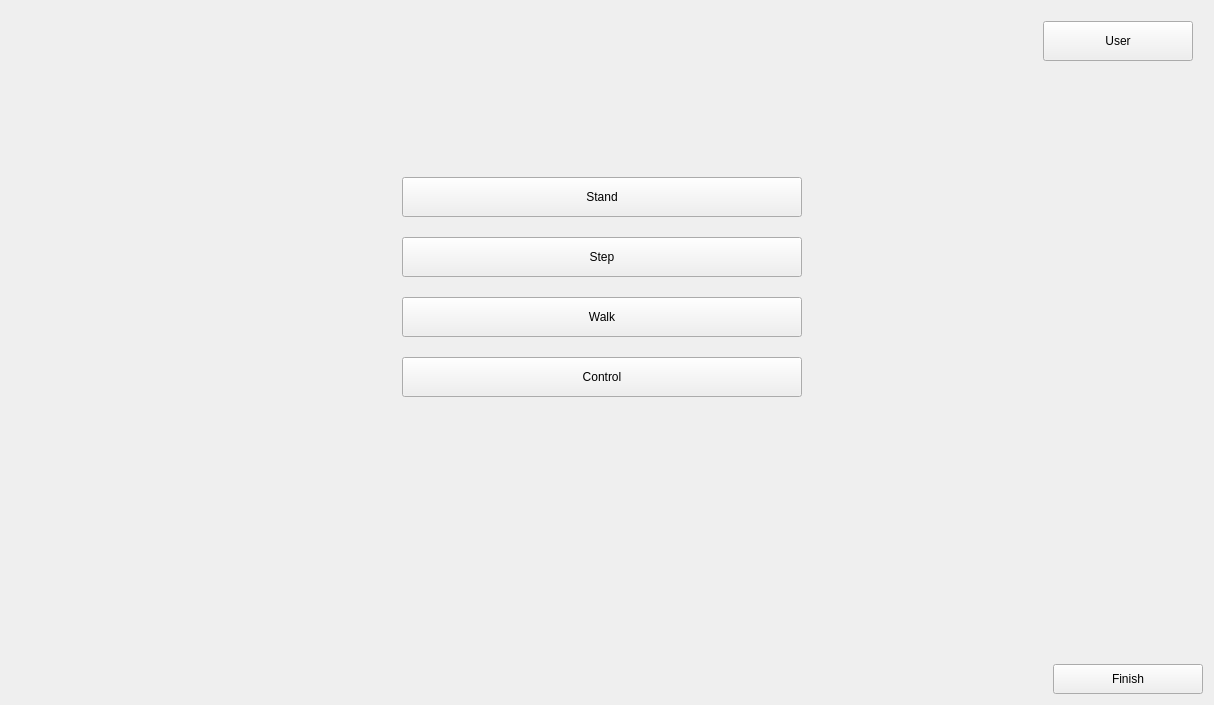
Old version of the form src/gui_pkg/include/gui_pkg/training_form.ui in the repository cristianbass01/GUI_robotic_exoskeleton.
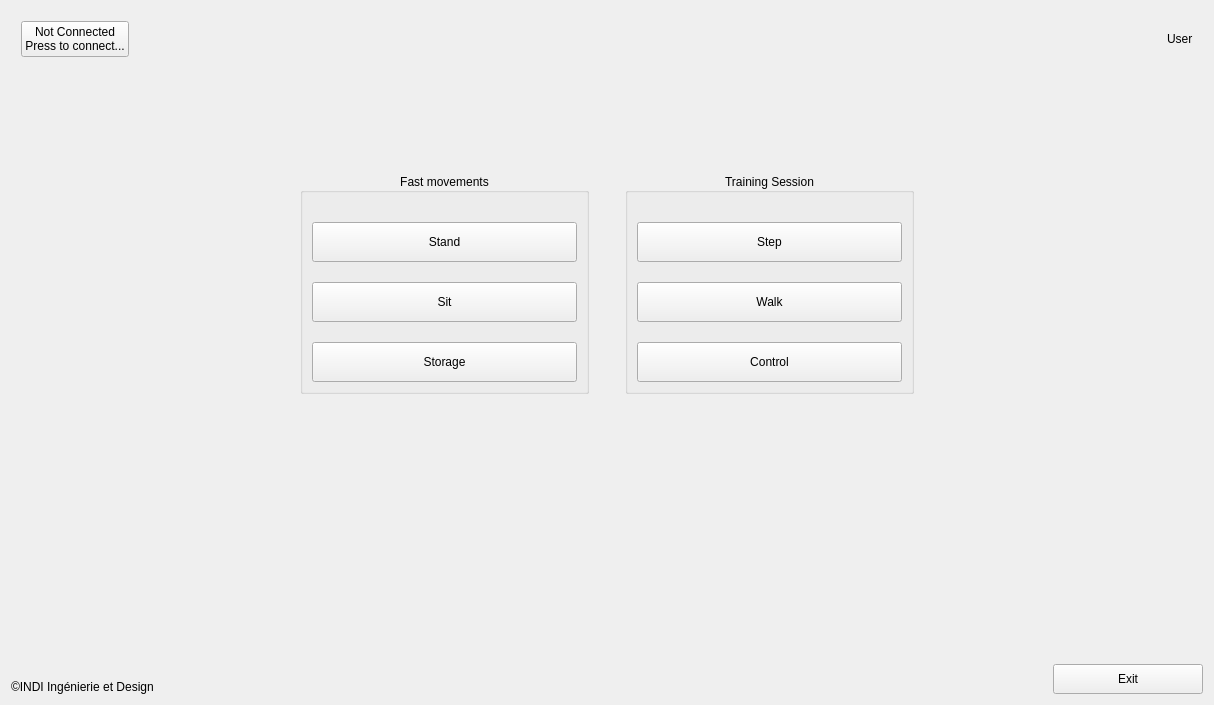
New version of the form. Icons and pictures are not drawn.

```diff
--- a/src/gui_pkg/include/gui_pkg/training_form.ui
+++ b/src/gui_pkg/include/gui_pkg/training_form.ui
@@ -30,6 +30,14 @@
        <property name="bottomMargin">
         <number>10</number>
        </property>
+       <item>
+        <widget class="QPushButton" name="connectButton">
+         <property name="text">
+          <string>Not Connected
+Press to connect...</string>
+         </property>
+        </widget>
+       </item>
        <item>
         <spacer name="horizontalSpacer">
          <property name="orientation">
@@ -44,46 +52,10 @@
         </spacer>
        </item>
        <item>
-        <widget class="QPushButton" name="userButton">
-         <property name="sizePolicy">
-          <sizepolicy hsizetype="Fixed" vsizetype="Minimum">
-           <horstretch>0</horstretch>
-           <verstretch>0</verstretch>
-          </sizepolicy>
-         </property>
-         <property name="minimumSize">
-          <size>
-           <width>150</width>
-           <height>40</height>
-          </size>
-         </property>
-         <property name="maximumSize">
-          <size>
-           <width>300</width>
-           <height>50</height>
-          </size>
-         </property>
-         <property name="sizeIncrement">
-          <size>
-           <width>0</width>
-           <height>0</height>
-          </size>
-         </property>
-         <property name="baseSize">
-          <size>
-           <width>0</width>
-           <height>0</height>
-          </size>
-         </property>
+        <widget class="QLabel" name="label">
          <property name="text">
           <string>User</string>
          </property>
-         <property name="iconSize">
-          <size>
-           <width>16</width>
-           <height>16</height>
-          </size>
-         </property>
         </widget>
        </item>
       </layout>
@@ -110,7 +82,7 @@
         <enum>QFrame::NoFrame</enum>
        </property>
        <property name="text">
-        <string>&lt;html&gt;&lt;head/&gt;&lt;body&gt;&lt;p&gt;&lt;img src=&quot;:/img/logo.png&quot;/&gt;&lt;/p&gt;&lt;/body&gt;&lt;/html&gt;</string>
+        <string>&lt;html&gt;&lt;head/&gt;&lt;body&gt;&lt;p&gt;&lt;img src=&quot;:/INDI/INDI/Logo.png&quot;/&gt;&lt;/p&gt;&lt;/body&gt;&lt;/html&gt;</string>
        </property>
        <property name="textFormat">
         <enum>Qt::RichText</enum>
@@ -153,23 +125,43 @@
           <enum>Qt::Horizontal</enum>
          </property>
          <property name="sizeType">
-          <enum>QSizePolicy::Preferred</enum>
+          <enum>QSizePolicy::Expanding</enum>
          </property>
          <property name="sizeHint" stdset="0">
           <size>
-           <width>40</width>
+           <width>50</width>
            <height>20</height>
           </size>
          </property>
         </spacer>
        </item>
+       <item>
+        <layout class="QVBoxLayout" name="verticalLayout_7">
+         <item>
+          <widget class="QGroupBox" name="groupBox">
+           <property name="sizePolicy">
+            <sizepolicy hsizetype="Expanding" vsizetype="Preferred">
+             <horstretch>0</horstretch>
+             <verstretch>0</verstretch>
+            </sizepolicy>
+           </property>
+           <property name="title">
+            <string>Fast movements</string>
+           </property>
+           <property name="alignment">
+            <set>Qt::AlignCenter</set>
+           </property>
+           <layout class="QVBoxLayout" name="verticalLayout">
+            <property name="spacing">
+             <number>0</number>
+            </property>
        <item>
         <layout class="QVBoxLayout" name="verticalLayout_3">
          <property name="spacing">
           <number>20</number>
          </property>
-         <property name="sizeConstraint">
-          <enum>QLayout::SetMinimumSize</enum>
+              <property name="topMargin">
+               <number>20</number>
          </property>
          <item>
           <widget class="QPushButton" name="standButton">
@@ -200,6 +192,126 @@
           </widget>
          </item>
          <item>
+               <widget class="QPushButton" name="sitButton">
+                <property name="sizePolicy">
+                 <sizepolicy hsizetype="Preferred" vsizetype="Preferred">
+                  <horstretch>0</horstretch>
+                  <verstretch>0</verstretch>
+                 </sizepolicy>
+                </property>
+                <property name="minimumSize">
+                 <size>
+                  <width>100</width>
+                  <height>40</height>
+                 </size>
+                </property>
+                <property name="maximumSize">
+                 <size>
+                  <width>400</width>
+                  <height>50</height>
+                 </size>
+                </property>
+                <property name="text">
+                 <string>Sit</string>
+                </property>
+                <property name="autoDefault">
+                 <bool>false</bool>
+                </property>
+               </widget>
+              </item>
+              <item>
+               <widget class="QPushButton" name="storageButton">
+                <property name="sizePolicy">
+                 <sizepolicy hsizetype="Preferred" vsizetype="Preferred">
+                  <horstretch>0</horstretch>
+                  <verstretch>0</verstretch>
+                 </sizepolicy>
+                </property>
+                <property name="minimumSize">
+                 <size>
+                  <width>100</width>
+                  <height>40</height>
+                 </size>
+                </property>
+                <property name="maximumSize">
+                 <size>
+                  <width>400</width>
+                  <height>50</height>
+                 </size>
+                </property>
+                <property name="text">
+                 <string>Storage</string>
+                </property>
+                <property name="autoDefault">
+                 <bool>false</bool>
+                </property>
+               </widget>
+              </item>
+             </layout>
+            </item>
+           </layout>
+          </widget>
+         </item>
+         <item>
+          <spacer name="verticalSpacer">
+           <property name="orientation">
+            <enum>Qt::Vertical</enum>
+           </property>
+           <property name="sizeHint" stdset="0">
+            <size>
+             <width>20</width>
+             <height>40</height>
+            </size>
+           </property>
+          </spacer>
+         </item>
+        </layout>
+       </item>
+       <item>
+        <spacer name="horizontalSpacer_5">
+         <property name="orientation">
+          <enum>Qt::Horizontal</enum>
+         </property>
+         <property name="sizeType">
+          <enum>QSizePolicy::Preferred</enum>
+         </property>
+         <property name="sizeHint" stdset="0">
+          <size>
+           <width>30</width>
+           <height>20</height>
+          </size>
+         </property>
+        </spacer>
+       </item>
+       <item>
+        <layout class="QVBoxLayout" name="verticalLayout_8">
+         <item>
+          <widget class="QGroupBox" name="groupBox_2">
+           <property name="sizePolicy">
+            <sizepolicy hsizetype="Expanding" vsizetype="Preferred">
+             <horstretch>0</horstretch>
+             <verstretch>0</verstretch>
+            </sizepolicy>
+           </property>
+           <property name="title">
+            <string>Training Session</string>
+           </property>
+           <property name="alignment">
+            <set>Qt::AlignCenter</set>
+           </property>
+           <layout class="QVBoxLayout" name="verticalLayout_5">
+            <property name="spacing">
+             <number>0</number>
+            </property>
+            <item>
+             <layout class="QVBoxLayout" name="verticalLayout_6">
+              <property name="spacing">
+               <number>20</number>
+              </property>
+              <property name="topMargin">
+               <number>20</number>
+              </property>
+              <item>
           <widget class="QPushButton" name="stepButton">
            <property name="sizePolicy">
             <sizepolicy hsizetype="Preferred" vsizetype="Preferred">
@@ -289,6 +401,11 @@
            </property>
           </widget>
          </item>
+             </layout>
+            </item>
+           </layout>
+          </widget>
+         </item>
          <item>
           <spacer name="verticalSpacer_2">
            <property name="orientation">
@@ -310,7 +427,7 @@
           <enum>Qt::Horizontal</enum>
          </property>
          <property name="sizeType">
-          <enum>QSizePolicy::Preferred</enum>
+          <enum>QSizePolicy::Expanding</enum>
          </property>
          <property name="sizeHint" stdset="0">
           <size>
@@ -324,6 +441,16 @@
      </item>
      <item>
       <layout class="QHBoxLayout" name="horizontalLayout_3">
+       <item>
+        <widget class="QLabel" name="label_3">
+         <property name="text">
+          <string>©INDI Ingénierie et Design</string>
+         </property>
+         <property name="alignment">
+          <set>Qt::AlignBottom|Qt::AlignLeading|Qt::AlignLeft</set>
+         </property>
+        </widget>
+       </item>
        <item>
         <spacer name="horizontalSpacer_4">
          <property name="orientation">
@@ -346,7 +473,7 @@
           </size>
          </property>
          <property name="text">
-          <string>Finish</string>
+          <string>Exit</string>
          </property>
         </widget>
        </item>
```
Lines whose indentation alone changed are shown as unchanged.
